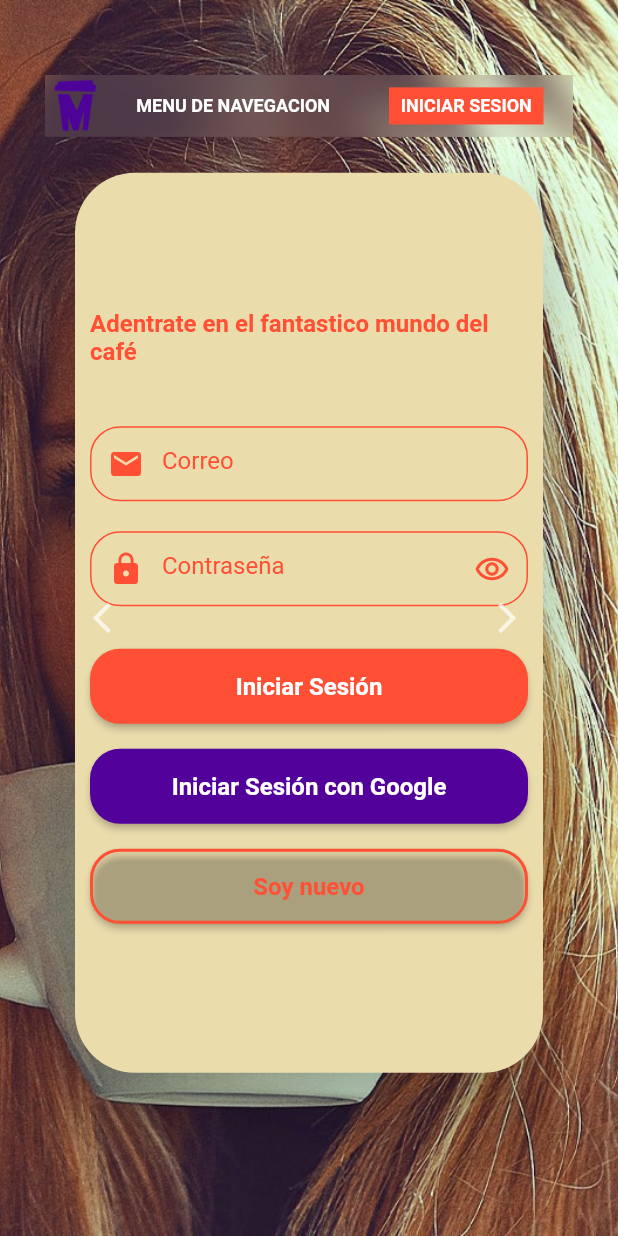
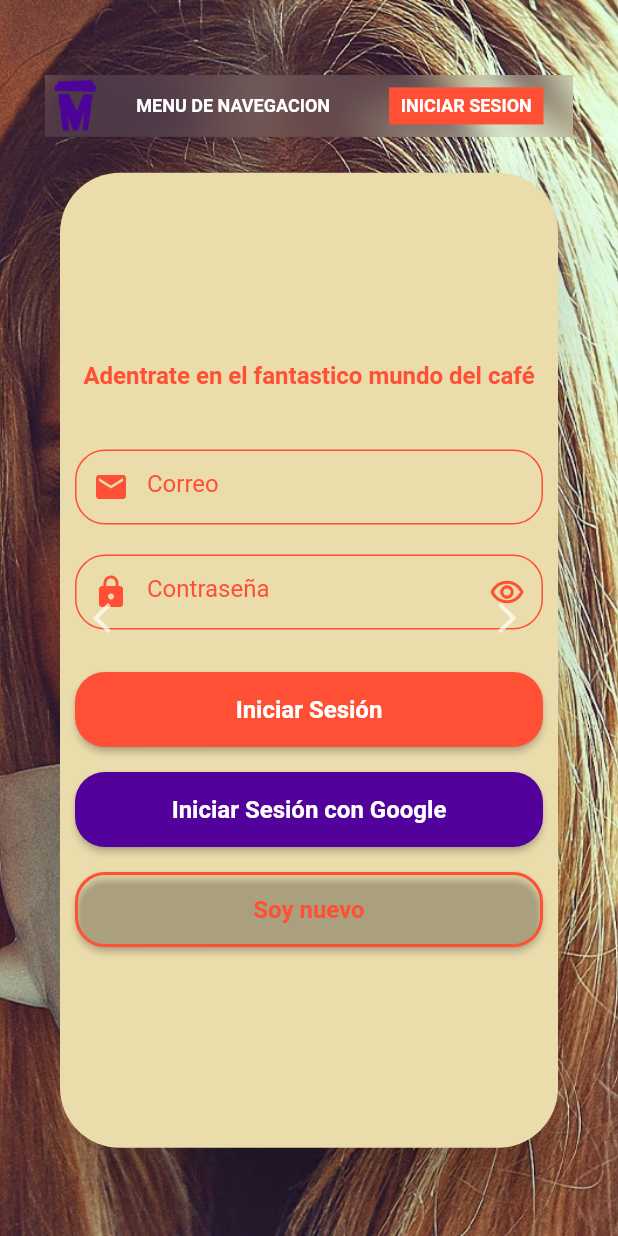
Before and after one commit to CoffeemondoApp/Flutter.WebApp, a Flutter app: the screen it shows after launch, after a tap on "INICIAR SESION", on a phone screen of 412 x 824 dp. Run offline on Flutter 3.47's test engine with Material 2 defaults, Android fonts, the phone set to English and light mode, and no system bars; our stand-ins replace cloud_firestore, firebase_auth, firebase_core, firebase_database, flutter_html, flutter_widget_from_html and 2 more; missing offline and left inert: flutter_launcher_icons; accounts and stored records are empty; Roboto replaces fonts that are missing (Impact); statements that could not run were skipped.

Commit message:
bugs fixeados pt1

```diff
--- a/lib/login/login.dart
+++ b/lib/login/login.dart
@@ -83,6 +83,7 @@ class _LoginState extends State<Login> {
   var tryLogin = false;
   var tryLogin2 = false;
   var tryLogin3 = false;
+  var tryLoginGoogleMobile = false;
   var isLogin = false;
   var estadoInicioSesion = 'Iniciando sesion...';
   var mostrarErrorCorreo = false;
@@ -94,6 +95,7 @@ class _LoginState extends State<Login> {
   var mostrarErrorPassword1 = false;
   var mostrarErrorPassword2 = false;
   var mensajeErrorPassword = '';
+
   //variables slider
   var sliderLogo_x = 0.0;
 
@@ -218,7 +220,7 @@ class _LoginState extends State<Login> {
     ));
   }
 
-  Widget btnIniciarSesionGoogle(double fontSize) {
+  Widget btnIniciarSesionGoogle(double fontSize, String dispositivo) {
     return (Container(
       width: MediaQuery.of(context).size.width,
       height: 50,
@@ -226,9 +228,14 @@ class _LoginState extends State<Login> {
         onPressed: () {
           setState(() {
             tryLogin = !tryLogin;
-            sliderLogo_x = _getPosition(sliderKey);
+            tryLoginGoogleMobile = !tryLoginGoogleMobile;
           });
-          ;
+          if (dispositivo == 'web') {
+          } else if (dispositivo == 'mobile') {
+            Future.delayed(Duration(milliseconds: 1000), () {
+              signInWithGoogle();
+            });
+          }
         },
         child: Text(
           "Iniciar Sesión con Google",
@@ -298,7 +305,7 @@ class _LoginState extends State<Login> {
       mainAxisAlignment: MainAxisAlignment.spaceAround,
       children: [
         btnIniciarSesion(fontSize),
-        btnIniciarSesionGoogle(fontSize),
+        btnIniciarSesionGoogle(fontSize, dispositivo),
         btnRegistro(fontSize, dispositivo)
       ],
     ));
@@ -335,6 +342,7 @@ class _LoginState extends State<Login> {
           isEmailRegistered(value, ventana).then((value) {
             setState(() {
               mostrarErrorCorreoR = value;
+              correoExisteRegister = value;
               mensajeErrorCorreoR = 'El correo introducido ya existe';
             });
             Future.delayed(Duration(milliseconds: 500), () {
@@ -343,7 +351,7 @@ class _LoginState extends State<Login> {
               });
             });
           });
-          if (controller.text.length > 0) {
+          if (controller.text.length > 0 && correoExisteRegister) {
             setState(() {
               mostrarErrorCorreoR2 = false;
             });
@@ -1052,13 +1060,16 @@ class _LoginState extends State<Login> {
     return (Dialog(
         backgroundColor: Color.fromARGB(0, 0, 0, 0),
         child: Container(
-          margin: EdgeInsets.only(left: 10, right: 10),
           decoration: BoxDecoration(
               color: colorScaffold, borderRadius: BorderRadius.circular(40)),
-          height: 600,
+          height: 650,
           width: MediaQuery.of(context).size.width,
           child: Container(
-            child: tryLogin2 ? vistaRegister('mobile') : vistaLogin('mobile'),
+            child: tryLogin2
+                ? vistaRegister('mobile')
+                : tryLoginGoogleMobile
+                    ? vistaCargando('login')
+                    : vistaLogin('mobile'),
             margin: EdgeInsets.symmetric(horizontal: 10),
           ),
         )));
```
